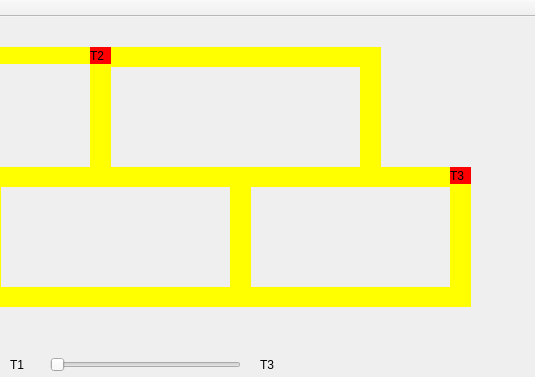
Qt form mainwindow.ui (rodrigofnobrega/projeto_trem_so) before a commit; both pictures show x 270 to 805 and y 0 to 377 of the 805 by 494 pixel window.
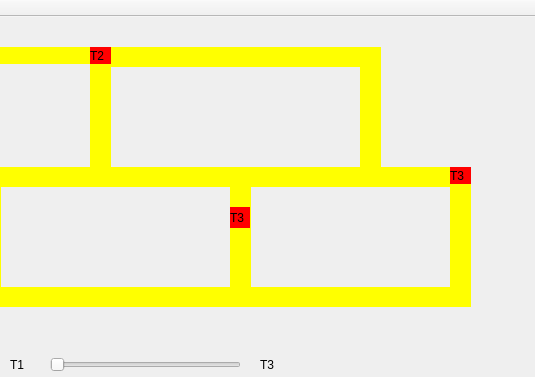
The same form after that commit.

Commit message: feat: Travar trem3 e  trem2 quando algum deles estiverem na interseção

The edit to the form file:
```diff
--- a/mainwindow.ui
+++ b/mainwindow.ui
@@ -396,6 +396,22 @@
      <string>T3</string>
     </property>
    </widget>
+   <widget class="QLabel" name="label_trem3_2">
+    <property name="geometry">
+     <rect>
+      <x>500</x>
+      <y>190</y>
+      <width>20</width>
+      <height>21</height>
+     </rect>
+    </property>
+    <property name="styleSheet">
+     <string notr="true">QLabel { background: red}</string>
+    </property>
+    <property name="text">
+     <string>T3</string>
+    </property>
+   </widget>
    <zorder>label_trilho1</zorder>
    <zorder>label_trilho2</zorder>
    <zorder>label_trilho3</zorder>
@@ -421,6 +437,7 @@
    <zorder>label_trem3</zorder>
    <zorder>slider_trem_3</zorder>
    <zorder>label_slider_trem3</zorder>
+   <zorder>label_trem3_2</zorder>
   </widget>
   <widget class="QMenuBar" name="menuBar">
    <property name="geometry">
```
The commit also changes 7 other files.
